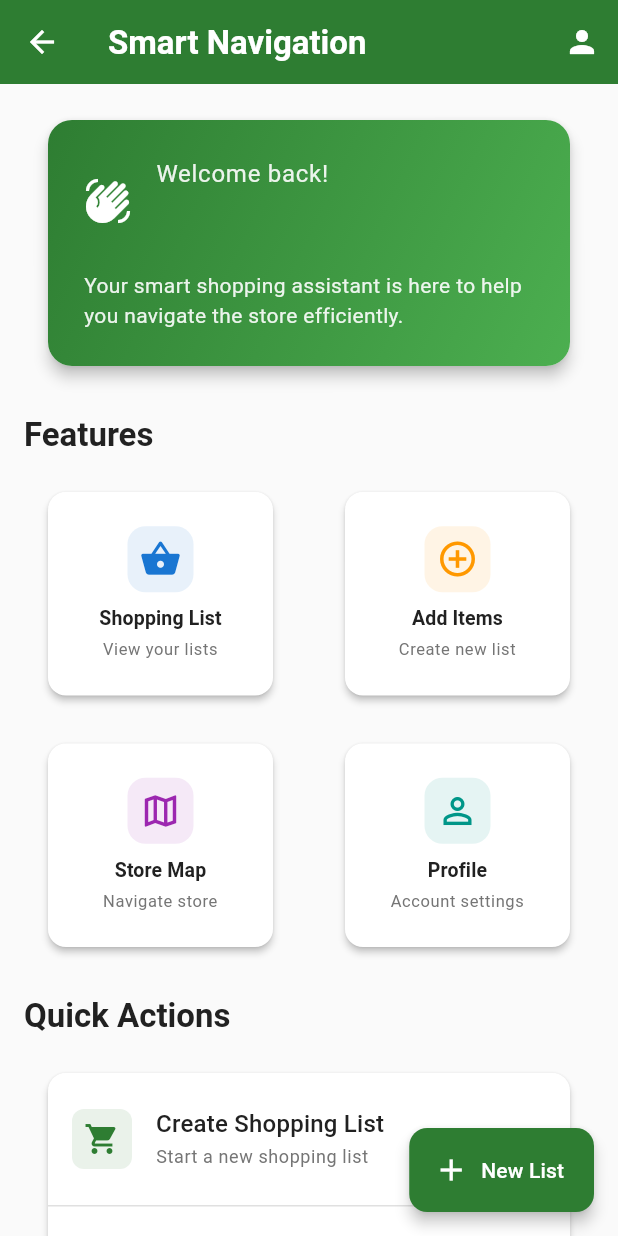
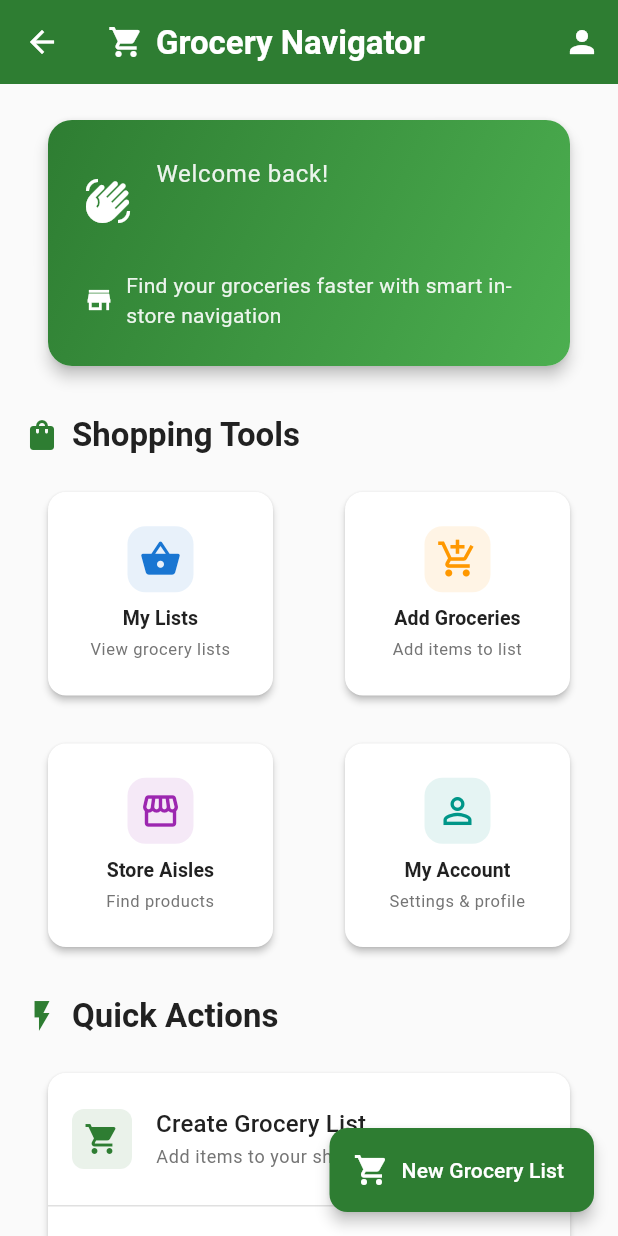
Before and after one commit to Naiman2000/Smart-Navigation-System, a Flutter app: the HomeScreen screen opened by its route, on a phone screen of 412 x 824 dp. Run offline on Flutter 3.47's test engine with Material 3 defaults, Android fonts, the phone set to English and light mode, and no system bars; our stand-ins replace cloud_firestore, firebase_auth, firebase_core, flutter_blue_plus, flutter_secure_storage, shared_preferences; accounts and stored records are empty.

Commit message:
Update app branding and terminology to reflect 'Grocery Navigator'; modify titles and labels across various screens for consistency and clarity.

```diff
--- a/lib/main.dart
+++ b/lib/main.dart
@@ -75,7 +75,7 @@
   Widget build(BuildContext context) {
     return MaterialApp(
       debugShowCheckedModeBanner: false,
-      title: 'Smart Navigation System',
+      title: 'Grocery Navigator',
       theme: AppTheme.lightTheme,
       // Start app from the Login Screen
       initialRoute: '/login',
--- a/lib/screens/add_list_screen.dart
+++ b/lib/screens/add_list_screen.dart
@@ -148,7 +148,7 @@ class _AddListScreenState extends State<AddListScreen> {
     return Scaffold(
       backgroundColor: Colors.grey.shade50,
       appBar: AppBar(
-        title: const Text('New Shopping List'),
+        title: const Text('New Grocery List'),
         backgroundColor: Colors.green,
         foregroundColor: Colors.white,
         elevation: 0,
@@ -200,7 +200,7 @@ class _AddListScreenState extends State<AddListScreen> {
                         const Icon(Icons.shopping_basket, color: Colors.green),
                         const SizedBox(width: 8),
                         const Text(
-                          'List Name',
+                          'Grocery List Name',
                           style: TextStyle(
                             fontSize: 18,
                             fontWeight: FontWeight.bold,
@@ -212,7 +212,7 @@ class _AddListScreenState extends State<AddListScreen> {
                     TextField(
                       controller: _listNameController,
                       decoration: InputDecoration(
-                        hintText: 'e.g., Weekly Groceries',
+                        hintText: 'e.g., Weekly Shopping, Party Supplies',
                         prefixIcon: const Icon(Icons.label),
                         border: OutlineInputBorder(
                           borderRadius: BorderRadius.circular(8),
@@ -241,7 +241,7 @@ class _AddListScreenState extends State<AddListScreen> {
                         const Icon(Icons.add_circle, color: Colors.green),
                         const SizedBox(width: 8),
                         const Text(
-                          'Add Items',
+                          'Add Grocery Items',
                           style: TextStyle(
                             fontSize: 18,
                             fontWeight: FontWeight.bold,
@@ -255,8 +255,8 @@ class _AddListScreenState extends State<AddListScreen> {
                     TextField(
                       controller: _itemNameController,
                       decoration: InputDecoration(
-                        labelText: 'Item Name',
-                        hintText: 'e.g., Milk',
+                        labelText: 'Product Name',
+                        hintText: 'e.g., Milk, Bread, Eggs',
                         prefixIcon: const Icon(Icons.shopping_cart),
                         border: OutlineInputBorder(
                           borderRadius: BorderRadius.circular(8),
@@ -386,7 +386,7 @@ class _AddListScreenState extends State<AddListScreen> {
             SizedBox(
               width: double.infinity,
               child: CustomButton(
-                text: _isSaving ? 'Saving...' : 'Save Shopping List',
+                text: _isSaving ? 'Saving...' : 'Save Grocery List',
                 onPressed: _isSaving ? null : _saveShoppingList,
                 isLoading: _isSaving,
                 icon: Icons.save,
--- a/lib/screens/home_screen.dart
+++ b/lib/screens/home_screen.dart
@@ -22,7 +22,13 @@ class _HomeScreenState extends State<HomeScreen> {
     return Scaffold(
       backgroundColor: AppTheme.backgroundColor,
       appBar: AppBar(
-        title: const Text('Smart Navigation'),
+        title: Row(
+          children: [
+            const Icon(Icons.shopping_cart, size: 24),
+            const SizedBox(width: AppTheme.spacingS),
+            const Text('Grocery Navigator'),
+          ],
+        ),
         actions: [
           Semantics(
             label: 'Profile button',
@@ -91,11 +97,23 @@ class _HomeScreenState extends State<HomeScreen> {
                       ],
                     ),
                     const SizedBox(height: AppTheme.spacingM),
-                    Text(
-                      'Your smart shopping assistant is here to help you navigate the store efficiently.',
+                    Row(
+                      children: [
+                        const Icon(
+                          Icons.store,
+                          color: AppTheme.textOnPrimary,
+                          size: 20,
+                        ),
+                        const SizedBox(width: AppTheme.spacingS),
+                        Expanded(
+                          child: Text(
+                            'Find your groceries faster with smart in-store navigation',
                             style: theme.textTheme.bodyMedium?.copyWith(
                               color: AppTheme.textOnPrimary.withOpacity(0.9),
                             ),
+                          ),
+                        ),
+                      ],
                     ),
                   ],
                 ),
@@ -105,12 +123,22 @@ class _HomeScreenState extends State<HomeScreen> {
             const SizedBox(height: AppTheme.spacingL),
 
             // Features Section
+            Row(
+              children: [
+                const Icon(
+                  Icons.shopping_bag,
+                  color: AppTheme.primaryColor,
+                  size: 24,
+                ),
+                const SizedBox(width: AppTheme.spacingS),
                 Text(
-              'Features',
+                  'Shopping Tools',
                   style: theme.textTheme.titleLarge?.copyWith(
                     fontWeight: FontWeight.bold,
                     color: AppTheme.textPrimary,
                   ),
+                ),
+              ],
             ),
             const SizedBox(height: AppTheme.spacingM),
 
@@ -125,34 +153,34 @@ class _HomeScreenState extends State<HomeScreen> {
               children: [
                 _buildFeatureCard(
                   context,
-                  'Shopping List',
+                  'My Lists',
                   Icons.shopping_basket,
                   AppTheme.secondaryColor,
-                  'View your lists',
+                  'View grocery lists',
                   '/shoppingList',
                 ),
                 _buildFeatureCard(
                   context,
-                  'Add Items',
-                  Icons.add_circle_outline,
+                  'Add Groceries',
+                  Icons.add_shopping_cart,
                   AppTheme.accentColor,
-                  'Create new list',
+                  'Add items to list',
                   '/addList',
                 ),
                 _buildFeatureCard(
                   context,
-                  'Store Map',
-                  Icons.map_outlined,
+                  'Store Aisles',
+                  Icons.storefront,
                   const Color(0xFF9C27B0), // Purple
-                  'Navigate store',
+                  'Find products',
                   '/map',
                 ),
                 _buildFeatureCard(
                   context,
-                  'Profile',
+                  'My Account',
                   Icons.person_outline,
                   const Color(0xFF009688), // Teal
-                  'Account settings',
+                  'Settings & profile',
                   '/profile',
                 ),
               ],
@@ -161,12 +189,22 @@ class _HomeScreenState extends State<HomeScreen> {
             const SizedBox(height: AppTheme.spacingL),
 
             // Quick Actions
+            Row(
+              children: [
+                const Icon(
+                  Icons.flash_on,
+                  color: AppTheme.primaryColor,
+                  size: 24,
+                ),
+                const SizedBox(width: AppTheme.spacingS),
                 Text(
                   'Quick Actions',
                   style: theme.textTheme.titleLarge?.copyWith(
                     fontWeight: FontWeight.bold,
                     color: AppTheme.textPrimary,
                   ),
+                ),
+              ],
             ),
             const SizedBox(height: AppTheme.spacingM),
 
@@ -193,13 +231,13 @@ class _HomeScreenState extends State<HomeScreen> {
                         ),
                       ),
                       title: Text(
-                        'Create Shopping List',
+                        'Create Grocery List',
                         style: theme.textTheme.titleMedium?.copyWith(
                           fontWeight: FontWeight.w500,
                         ),
                       ),
                       subtitle: Text(
-                        'Start a new shopping list',
+                        'Add items to your shopping list',
                         style: theme.textTheme.bodySmall,
                       ),
                       trailing: const Icon(
@@ -231,13 +269,13 @@ class _HomeScreenState extends State<HomeScreen> {
                         ),
                       ),
                       title: Text(
-                        'View Store Map',
+                        'Browse Store Aisles',
                         style: theme.textTheme.titleMedium?.copyWith(
                           fontWeight: FontWeight.w500,
                         ),
                       ),
                       subtitle: Text(
-                        'Navigate to products',
+                        'Find where products are located',
                         style: theme.textTheme.bodySmall,
                       ),
                       trailing: const Icon(
@@ -261,12 +299,12 @@ class _HomeScreenState extends State<HomeScreen> {
         ),
       ),
       floatingActionButton: Semantics(
-        label: 'Create new shopping list',
+        label: 'Create new grocery list',
         button: true,
         child: FloatingActionButton.extended(
           onPressed: () => Navigator.pushNamed(context, '/addList'),
-          icon: const Icon(Icons.add),
-          label: const Text('New List'),
+          icon: const Icon(Icons.shopping_cart),
+          label: const Text('New Grocery List'),
         ),
       ),
     );
--- a/lib/screens/login_screen.dart
+++ b/lib/screens/login_screen.dart
@@ -273,7 +273,7 @@ class _LoginScreenState extends State<LoginScreen> {
                         shape: BoxShape.circle,
                       ),
                       child: const Icon(
-                        Icons.navigation,
+                        Icons.shopping_cart,
                         size: 64,
                         color: AppTheme.primaryColor,
                       ),
@@ -283,7 +283,7 @@ class _LoginScreenState extends State<LoginScreen> {
 
                   // Title
                   Text(
-                    'Smart Navigation',
+                    'Grocery Navigator',
                     style: theme.textTheme.headlineMedium?.copyWith(
                       fontWeight: FontWeight.bold,
                       color: AppTheme.textPrimary,
@@ -292,7 +292,7 @@ class _LoginScreenState extends State<LoginScreen> {
                   ),
                   const SizedBox(height: AppTheme.spacingS),
                   Text(
-                    'Your Personal Shopping Assistant',
+                    'Your Smart Grocery Shopping Assistant',
                     style: theme.textTheme.bodyLarge?.copyWith(
                       color: AppTheme.textSecondary,
                     ),
--- a/lib/screens/map_screen.dart
+++ b/lib/screens/map_screen.dart
@@ -100,7 +100,7 @@ class _MapScreenState extends State<MapScreen> {
     return Scaffold(
       backgroundColor: Colors.grey.shade100,
       appBar: AppBar(
-        title: const Text('Store Navigation'),
+        title: const Text('Store Aisles & Navigation'),
         backgroundColor: Colors.green,
         foregroundColor: Colors.white,
         elevation: 0,
--- a/lib/screens/shopping_list_screen.dart
+++ b/lib/screens/shopping_list_screen.dart
@@ -127,7 +127,7 @@ class _ShoppingListScreenState extends State<ShoppingListScreen> {
     return Scaffold(
       backgroundColor: Colors.grey.shade100,
       appBar: AppBar(
-        title: const Text('Shopping Lists'),
+        title: const Text('My Grocery Lists'),
         backgroundColor: Colors.green,
         foregroundColor: Colors.white,
         elevation: 0,
@@ -178,7 +178,7 @@ class _ShoppingListScreenState extends State<ShoppingListScreen> {
         onPressed: () => Navigator.pushNamed(context, '/addList'),
         backgroundColor: Colors.green,
         icon: const Icon(Icons.add),
-        label: const Text('Add Items'),
+            label: const Text('Add Groceries'),
       ),
     );
   }
@@ -195,7 +195,7 @@ class _ShoppingListScreenState extends State<ShoppingListScreen> {
           ),
           const SizedBox(height: 24),
           Text(
-            'No Shopping Lists',
+            'No Grocery Lists Yet',
             style: TextStyle(
               fontSize: 24,
               fontWeight: FontWeight.bold,
@@ -204,7 +204,7 @@ class _ShoppingListScreenState extends State<ShoppingListScreen> {
           ),
           const SizedBox(height: 8),
           Text(
-            'Create your first shopping list',
+            'Start by creating your first grocery list',
             style: TextStyle(fontSize: 16, color: Colors.grey.shade500),
           ),
           const SizedBox(height: 32),
```
Lines whose indentation alone changed are shown as unchanged.
